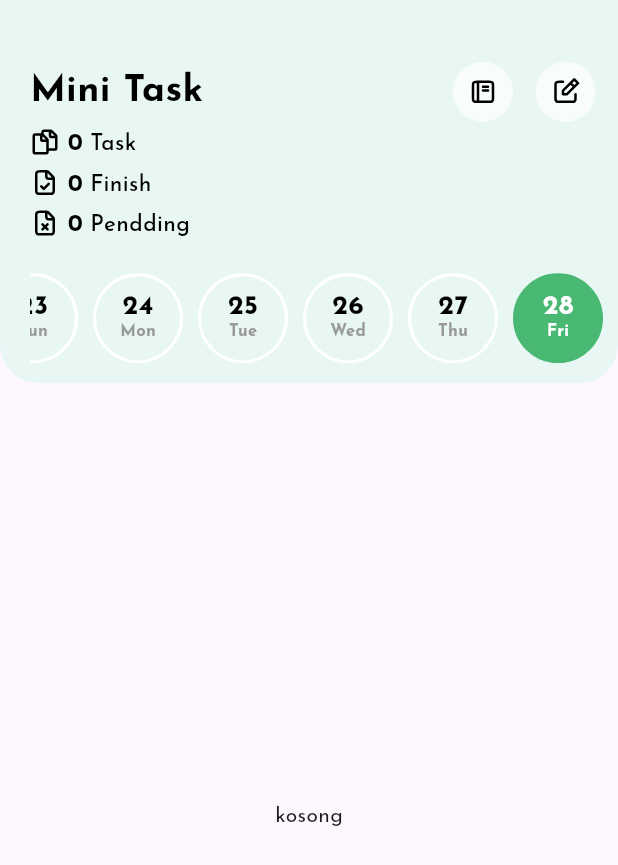
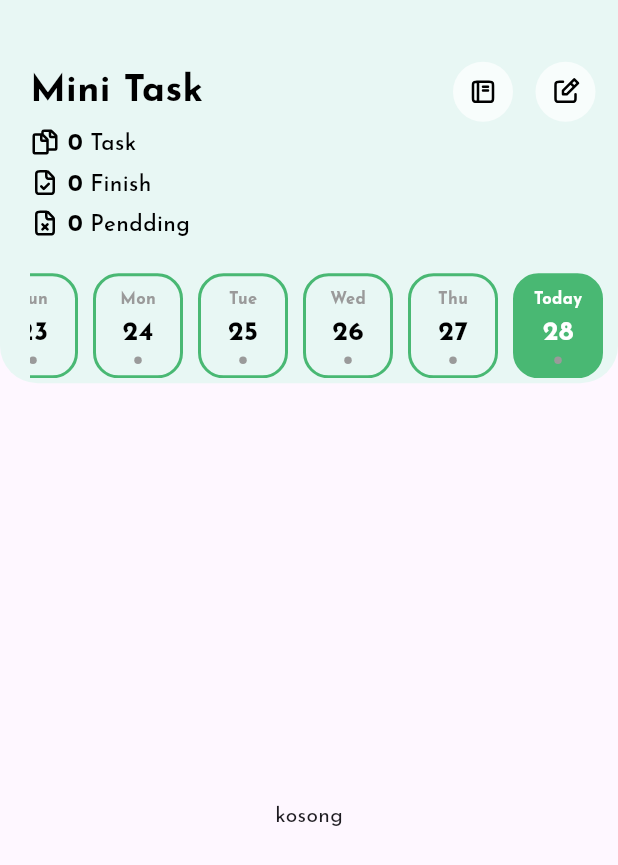
Before and after one commit to adimaulanaa/mitask, a Flutter app: the screen it shows after launch, on a phone screen of 412 x 824 dp. Shown: the top 865 px of the screen. Run offline on Flutter 3.47's test engine with Material 3 defaults, Android fonts, the phone set to English and light mode, and no system bars; our stand-ins replace dartz, equatable, flutter_bloc, flutter_svg, get_it, shared_preferences and 1 more; accounts and stored records are empty.

Commit message:
fix UI and other

```diff
--- /dev/null
+++ b/devtools_options.yaml
@@ -0,0 +1,3 @@
+description: This file stores settings for Dart & Flutter DevTools.
+documentation: https://docs.flutter.dev/tools/devtools/extensions#configure-extension-enablement-states
+extensions:
--- a/lib/core/media/media_colors.dart
+++ b/lib/core/media/media_colors.dart
@@ -8,6 +8,7 @@ class AppColors {
   static const Color bgBlack = Color(0xFF000000);
   static const Color bgGrey = Color(0xFF9A9A9A);
   static const Color bgGreySecond = Color(0xFFF2F2F2);
+  static const Color bgGreyTree = Color(0xFFB7B7B7);
   static const Color bgBlue = Color(0xFF006BFF);
   static const Color bgGreen = Color(0xFF36BB38);
   static const Color bgYellow = Color(0xFFFFEB00);
--- a/lib/core/media/media_res.dart
+++ b/lib/core/media/media_res.dart
@@ -7,6 +7,9 @@ class MediaRes {
   // ! Core File
   static const logo = '$_baseImage/logo.png';
   static const arrowBack = '$_baseIcon/arrow-left.svg';
+  static const deleted = '$_baseIcon/trash.svg';
+  static const information = '$_baseIcon/info.svg';
+  static const close = '$_baseIcon/close.svg';
 
   // ! Onboarding
   static const omboarding = '$_baseImage/logo.png';
@@ -18,6 +21,7 @@ class MediaRes {
   static const task = '$_baseIcon/task.svg';
   static const allTask = '$_baseIcon/all-task.svg';
   static const checklist = '$_baseIcon/checklist.svg';
+  static const calender = '$_baseIcon/calender.svg';
 
 
 
--- a/lib/features/dashboard/data/repositories/dashboard_repository.dart
+++ b/lib/features/dashboard/data/repositories/dashboard_repository.dart
@@ -10,4 +10,5 @@ abstract class DashboardRepository {
   Future<Either<Failure, List<TaskModel>>> task(String date);
   Future<Either<Failure, ResponseModel>> createTask(TaskModel data);
   Future<Either<Failure, ResponseModel>> checklist(String id, String data);
+  Future<Either<Failure, ResponseModel>> deleteTask(String id);
 }
--- a/lib/features/dashboard/presentation/bloc/dashboard_event.dart
+++ b/lib/features/dashboard/presentation/bloc/dashboard_event.dart
@@ -39,3 +39,11 @@ class Checklist extends DashboardEvent {
   @override
   List<Object> get props => [];
 }
+
+class DeleteTask extends DashboardEvent {
+  final String id;
+  const DeleteTask({required this.id});
+
+  @override
+  List<Object> get props => [];
+}
--- a/lib/features/dashboard/presentation/bloc/dashboard_state.dart
+++ b/lib/features/dashboard/presentation/bloc/dashboard_state.dart
@@ -19,6 +19,8 @@ class TaskLoading extends DashboardState {}
 class CreateTaskLoading extends DashboardState {}
 
 class ChecklistLoading extends DashboardState {}
+
+class DeleteTaskLoading extends DashboardState {}
 
 class DashboardError extends DashboardState {
   final String error;
@@ -87,3 +89,20 @@ class ChecklistSuccess extends DashboardState {
   @override
   List<Object> get props => [data];
 }
+
+class DeleteTaskError extends DashboardState {
+  final String error;
+
+  const DeleteTaskError(this.error);
+
+  @override
+  List<Object> get props => [error];
+}
+
+class DeleteTaskSuccess extends DashboardState {
+  final ResponseModel data;
+  const DeleteTaskSuccess(this.data);
+
+  @override
+  List<Object> get props => [data];
+}
--- a/lib/features/dashboard/presentation/pages/dashboard_screen.dart
+++ b/lib/features/dashboard/presentation/pages/dashboard_screen.dart
@@ -12,6 +12,7 @@ import 'package:mitask/features/dashboard/data/models/dashboard_model.dart';
 import 'package:mitask/features/dashboard/data/models/model.dart';
 import 'package:mitask/features/dashboard/presentation/bloc/bloc.dart';
 import 'package:mitask/features/dashboard/presentation/pages/create_task_screen.dart';
+import 'package:mitask/features/dashboard/presentation/widgets/popup.dart';
 import 'package:mitask/features/dashboard/presentation/widgets/view_date.dart';
 import 'package:mitask/features/dashboard/presentation/widgets/view_list.dart';
 
@@ -88,6 +89,13 @@ class _DashboardScreenState extends State<DashboardScreen> {
                 onNavigate: () {}, // bottom close
               );
             }
+          } else if (state is DeleteTaskError) {
+            if (state.error != '') {
+              context.showErrorSnackBar(
+                state.error,
+                onNavigate: () {}, // bottom close
+              );
+            }
           } else if (state is DashboardLoaded) {
             if (state.data.isNotEmpty) {
               listDate = state.data;
@@ -110,6 +118,14 @@ class _DashboardScreenState extends State<DashboardScreen> {
               // );
               getTask(filterDate);
             }
+          } else if (state is DeleteTaskSuccess) {
+            if (state.data.isSucces) {
+              // context.showSuccesSnackBar(
+              //   state.data.message,
+              //   onNavigate: () {}, // bottom close
+              // );
+              getTask(filterDate);
+            }
           }
         },
         child: BlocBuilder<DashboardBloc, DashboardState>(
@@ -117,7 +133,9 @@ class _DashboardScreenState extends State<DashboardScreen> {
             return Stack(
               children: [
                 _bodyData(context, size), // Latar belakang utama
-                if (state is DashboardLoading || state is ChecklistLoading) ...[
+                if (state is DashboardLoading ||
+                    state is ChecklistLoading ||
+                    state is DeleteTaskLoading) ...[
                   // Layar semi-transparan gelap
                   Container(
                     color: Colors.black.withOpacity(0.5),
@@ -198,8 +216,7 @@ class _DashboardScreenState extends State<DashboardScreen> {
                       highlightColor: Colors.transparent,
                       onTap: () => selectedDate(e.date.toString()),
                       child: DateCircle(
-                        date: e.date.toString(),
-                        day: e.day.toString(),
+                        dt: e,
                         inDay: inDay,
                       ),
                     );
@@ -228,6 +245,14 @@ class _DashboardScreenState extends State<DashboardScreen> {
                               e.id.toString(),
                               e.isStatus.toString(),
                             );
+                          },
+                          onDelete: () {
+                            context
+                                .read<DashboardBloc>()
+                                .add(DeleteTask(id: e.id.toString()));
+                          },
+                          onInfo: () {
+                            informationTask(context, size, e);
                           },
                         ),
                       );
--- a/lib/features/dashboard/presentation/widgets/view_date.dart
+++ b/lib/features/dashboard/presentation/widgets/view_date.dart
@@ -4,28 +4,46 @@ import 'package:mitask/core/media/media_text.dart';
 import 'package:mitask/features/dashboard/data/models/model.dart';
 
 class DateCircle extends StatelessWidget {
-  final String date;
-  final String day;
+  final DateModel dt;
   final String inDay;
 
   const DateCircle({
     super.key,
-    required this.date,
-    required this.day,
+    required this.dt,
     required this.inDay,
   });
 
   @override
   Widget build(BuildContext context) {
+    DateTime now = DateTime.now();
+    Color colors = AppColors.bgTrans;
+    int task = int.parse(dt.taskToday.toString());
+    int finish = int.parse(dt.taskFinish.toString());
+    // int pending = int.parse(dt.taskPendding.toString());
+    if (finish > 0 ) {
+      colors = AppColors.bgYellow;
+    } else if (finish == 0 && task > 0) {
+      colors = AppColors.bgBlue;
+    } else {
+      colors = AppColors.bgGrey;
+    }
+    String day = '';
+    if (dt.date == now.day.toString()) {
+      day = 'Today';
+    } else {
+      day = dt.day.toString();
+    }
+
     return Container(
       width: 60,
-      height: 60,
+      height: 70,
       margin: const EdgeInsets.only(right: 10),
       decoration: BoxDecoration(
-        color: inDay == date ? AppColors.primary : Colors.transparent,
-        shape: BoxShape.circle,
+        color: inDay == dt.date ? AppColors.primary : Colors.transparent,
+        // shape: BoxShape.circle,
+        borderRadius: BorderRadius.circular(17),
         border: Border.all(
-          color: inDay == date ? AppColors.primary : AppColors.bgColor,
+          color: AppColors.primary,
           width: 2.0,
         ),
       ),
@@ -33,20 +51,30 @@ class DateCircle extends StatelessWidget {
         mainAxisAlignment: MainAxisAlignment.center,
         children: [
           Text(
-            date,
-            style: transTextstyle.copyWith(
-              fontSize: 18,
-              fontWeight: bold,
-              color: inDay == date ? AppColors.bgColor : AppColors.bgBlack,
-              height: 1.0,
-            ),
-          ),
-          Text(
             day,
             style: transTextstyle.copyWith(
               fontSize: 11,
               fontWeight: bold,
-              color: inDay == date ? AppColors.bgColor : AppColors.bgGrey,
+              color: inDay == dt.date ? AppColors.bgColor : AppColors.bgGrey,
+            ),
+          ),
+          const SizedBox(height: 5),
+          Text(
+            dt.date.toString(),
+            style: transTextstyle.copyWith(
+              fontSize: 18,
+              fontWeight: bold,
+              color: inDay == dt.date ? AppColors.bgColor : AppColors.bgBlack,
+              height: 1.0,
+            ),
+          ),
+          const SizedBox(height: 7),
+          Container(
+            width: 5,
+            height: 5,
+            decoration: BoxDecoration(
+              color: colors,
+              shape: BoxShape.circle,
             ),
           ),
         ],
@@ -54,6 +82,7 @@ class DateCircle extends StatelessWidget {
     );
   }
 }
+
 
 class DateRechgel extends StatelessWidget {
   final DateModel dt;
```
Also changed, not shown: lib/features/dashboard/data/datasources/dashboard_local_source.dart (+7 -0 lines), lib/features/dashboard/data/repositories/dashboard_repository_impl.dart (+10 -0 lines), lib/features/dashboard/presentation/bloc/dashboard_bloc.dart (+12 -0 lines), lib/features/dashboard/presentation/pages/create_task_screen.dart (+8 -1 lines), lib/features/dashboard/presentation/widgets/popup.dart (added, +136 -0 lines), lib/features/dashboard/presentation/widgets/view_list.dart (+46 -9 lines), lib/features/services/database_service.dart (+21 -0 lines), assets/icons/calender.svg (added), assets/icons/close.svg, assets/icons/info.svg (added), assets/icons/trash.svg (added).
